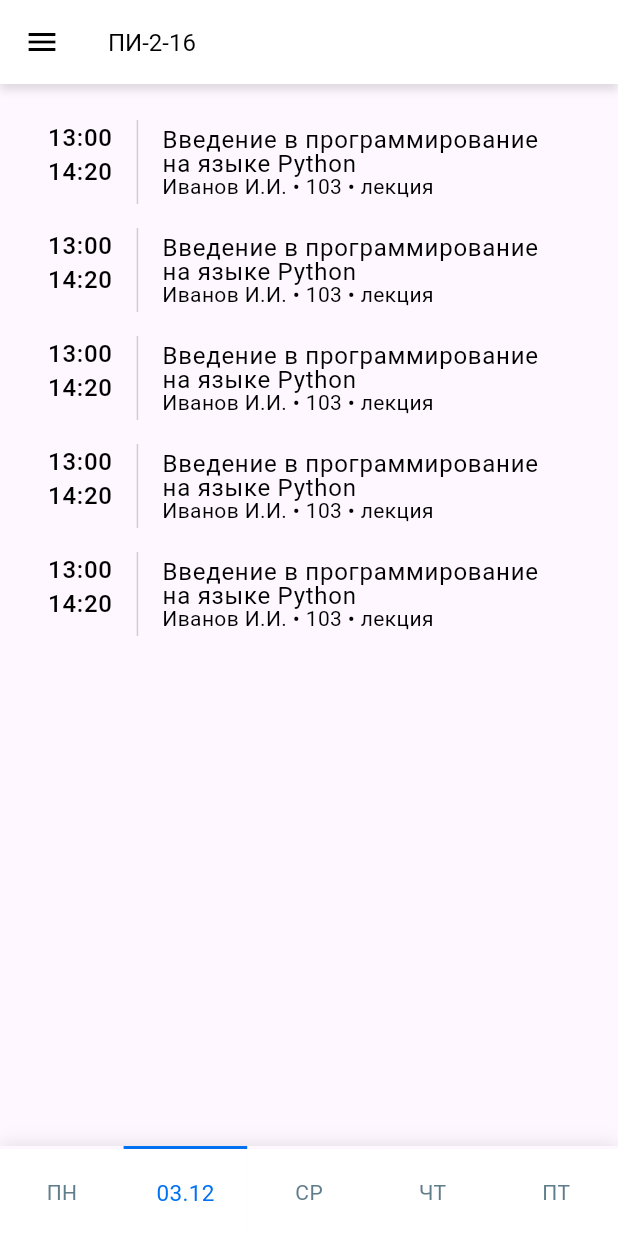
After one commit to Jarkynbekbat/tizme, a Flutter app: the HomePage screen opened directly, swiped to page 2, on a phone screen of 412 x 824 dp. The commit adds this screen. Run offline on Flutter 3.47's test engine with Material 2 defaults, Android fonts, the phone set to English and light mode, and no system bars; drawn by our look-alikes of titled_navigation_bar; our stand-ins replace calendar_view, cloud_firestore, firebase_core, firebase_crashlytics, firebase_messaging, flutter_bloc and 14 more; missing offline and left inert: easy_dialog, gradient_text; accounts and stored records are empty.

```diff
--- /dev/null
+++ b/lib/src/features/home/pages/home_page/elements/date_text.dart
@@ -0,0 +1,18 @@
+import 'package:flutter/material.dart';
+import 'package:studtime/src/shared/styles/app_colors.dart';
+
+class DateText extends StatelessWidget {
+  final int weekdayIndex;
+  const DateText(this.weekdayIndex, {super.key});
+
+  @override
+  Widget build(BuildContext context) {
+    return Text(
+      '03.12', // TODO: nur вынести правильную дату в таком формате, в зависимости от weekdayIndex
+      style: TextStyle(
+        fontSize: 15.0,
+        color: AppColors.primaryColor,
+      ),
+    );
+  }
+}
--- /dev/null
+++ b/lib/src/features/home/pages/home_page/elements/home_app_bar.dart
@@ -0,0 +1,35 @@
+import 'package:flutter/material.dart';
+
+class HomeAppBar extends StatelessWidget with PreferredSizeWidget {
+  const HomeAppBar({
+    super.key,
+  });
+
+  @override
+  Size get preferredSize => const Size.fromHeight(56.0);
+
+  @override
+  Widget build(BuildContext context) {
+    return Container(
+      decoration: BoxDecoration(
+        color: Theme.of(context).primaryColor,
+        boxShadow: [
+          BoxShadow(
+            color: Colors.black.withOpacity(0.12),
+            spreadRadius: 0,
+            blurRadius: 4,
+            offset: const Offset(0, 4),
+          ),
+        ],
+      ),
+      child: AppBar(
+        title: const Text(
+          'ПИ-2-16',
+          style: TextStyle(
+            fontSize: 16.0,
+          ),
+        ),
+      ),
+    );
+  }
+}
--- /dev/null
+++ b/lib/src/features/home/pages/home_page/elements/schedule_list_tile.dart
@@ -0,0 +1,48 @@
+import 'package:flutter/material.dart';
+import 'package:studtime/src/shared/data/models/timetable/timetable.dart';
+
+class ScheduleListTile extends StatelessWidget {
+  final ScheduleItem scheduleItem;
+
+  const ScheduleListTile({
+    super.key,
+    required this.scheduleItem,
+  });
+
+  @override
+  Widget build(BuildContext context) {
+    return ListTile(
+      leading: Container(
+        height: double.infinity,
+        padding: const EdgeInsets.only(right: 16.0),
+        decoration: BoxDecoration(
+          border: Border(
+            right: BorderSide(
+              color: Theme.of(context).dividerColor.withOpacity(0.33),
+              width: 1.0,
+            ),
+          ),
+        ),
+        child: Text(
+          '${scheduleItem.timeFrom}\n${scheduleItem.timeTo}',
+          textAlign: TextAlign.center,
+          style: const TextStyle(
+            fontSize: 16.0,
+          ),
+        ),
+      ),
+      title: Text(
+        scheduleItem.subject,
+        style: const TextStyle(
+          height: 1.0,
+        ),
+      ),
+      subtitle: Text(
+        "${scheduleItem.teacher} • ${scheduleItem.classroom} • ${scheduleItem.lessonType}",
+        style: const TextStyle(
+          height: 1.0,
+        ),
+      ),
+    );
+  }
+}
--- /dev/null
+++ b/lib/src/features/home/pages/home_page/elements/timetable_list.dart
@@ -0,0 +1,19 @@
+import 'package:flutter/material.dart';
+import 'package:studtime/src/features/home/pages/home_page/elements/schedule_list_tile.dart';
+import 'package:studtime/src/shared/data/models/timetable/timetable.dart';
+
+class TimetableList extends StatelessWidget {
+  final int weekdayIndex;
+  const TimetableList({super.key, required this.weekdayIndex});
+
+  @override
+  Widget build(BuildContext context) {
+    return ListView.builder(
+      itemCount: 5,
+      padding: const EdgeInsets.all(16.0),
+      itemBuilder: (context, index) => ScheduleListTile(
+        scheduleItem: ScheduleItem.mock(),
+      ),
+    );
+  }
+}
--- a/lib/src/features/home/pages/home_page/home_page.dart
+++ b/lib/src/features/home/pages/home_page/home_page.dart
@@ -1,92 +1,106 @@
+import 'package:calendar_view/calendar_view.dart';
 import 'package:flutter/material.dart';
-import 'package:flutter_bloc/flutter_bloc.dart';
-import 'package:studtime/src/features/auth/blocs/auth_cubit/auth_cubit.dart';
-import 'package:studtime/src/features/home/blocs/timetable_cubit/timetable_cubit.dart';
-import 'package:studtime/src/shared/extensions/on_doc_ref.dart';
+import 'package:flutter_hooks/flutter_hooks.dart';
+import 'package:studtime/src/features/home/pages/home_page/elements/date_text.dart';
+import 'package:studtime/src/features/home/pages/home_page/elements/home_app_bar.dart';
+import 'package:studtime/src/features/home/pages/home_page/elements/home_drawer.dart';
+import 'package:studtime/src/features/home/pages/home_page/elements/timetable_list.dart';
+import 'package:studtime/src/shared/styles/app_colors.dart';
+import 'package:titled_navigation_bar/titled_navigation_bar.dart';
 
-class HomePage extends StatelessWidget {
+class HomePage extends HookWidget {
   const HomePage({Key? key}) : super(key: key);
   @override
   Widget build(BuildContext context) {
+    final pageController = useMemoized(() => PageController(initialPage: 0));
+    final navigationIndex = useState(pageController.initialPage);
+
+    final now = DateTime.now();
+
     return Scaffold(
-      body: Center(
-        child: Column(
-          mainAxisSize: MainAxisSize.min,
+      appBar: const HomeAppBar(),
+      drawer: const HomeDrawer(),
+      body: PageView(
+        controller: pageController,
+        onPageChanged: (index) {
+          navigationIndex.value = index;
+        },
         children: [
-            BlocBuilder<AuthCubit, AuthState>(
-              builder: (context, state) {
-                return state.map(
-                  loggedOut: (_) => const Text('LoggedOut'),
-                  initialization: (_) => const Text('Initialization'),
-                  loading: (_) => const CircularProgressIndicator(),
-                  loggedIn: (state) => Text('userId:  ${state.student.id}'),
-                  error: (_) => const Text('Error'),
-                );
+          DayView(
+            controller: EventController<String>()
+              ..addAll([
+                CalendarEventData(
+                  date: DateTime.now(),
+                  event: "Введение в программирование",
+                  title: "Project meeting",
+                  description: "Today is project meeting.",
+                  startTime: DateTime(now.year, now.month, now.day, 13, 00),
+                  endTime: DateTime(now.year, now.month, now.day, 14, 20),
+                ),
+              ]),
+            dayTitleBuilder: (date) {
+              return Container();
             },
+            eventTileBuilder: (date, events, boundry, start, end) {
+              return Container(
+                decoration: BoxDecoration(
+                  color: Colors.blue,
+                  borderRadius: BorderRadius.circular(5),
                 ),
-          ],
-        ),
-      ),
-      floatingActionButton: FloatingActionButton.small(
-        onPressed: () => context.read<AuthCubit>().logout(),
-        child: const Icon(Icons.logout),
-      ),
-    );
-
-    return DefaultTabController(
-      length: 5,
-      initialIndex: (DateTime.now().weekday - 1).clamp(0, 5),
-      child: Scaffold(
-        appBar: AppBar(
-          title: const Text('HomePage'),
-        ),
-        body: TabBarView(
-          children: [
-            BlocBuilder<TimetableCubit, TimetableState>(
-              builder: (context, state) {
-                return state.map(
-                  loading: (_) => const Center(
-                    child: CircularProgressIndicator(),
-                  ),
-                  loaded: (state) => ListView.builder(
-                    itemCount: state.items.length,
-                    itemBuilder: (context, index) {
-                      final lesson = state.items[index];
-                      return ListTile(
-                        title: Text(lesson.id),
-                        subtitle: lesson.timeRef
-                            .getStreamBuilder<Map<String, dynamic>>(
-                          mapper: (doc) => doc.data() as Map<String, dynamic>,
-                          builder: (context, data) => Text(
-                            '${data['from']} - ${data['to']}',
-                          ),
+                child: Text(
+                  events.first.event.toString(),
+                  style: const TextStyle(color: Colors.white),
                 ),
               );
             },
+            fullDayEventBuilder: (events, date) {
+              return Container();
+            },
+            showVerticalLine: true,
+            showLiveTimeLineInAllDays: true,
+            minDay: DateTime(1990),
+            maxDay: DateTime(2050),
+            initialDay: DateTime.now(),
+            heightPerMinute: 1,
+            eventArranger: const SideEventArranger(),
           ),
-                  error: (_) => const Center(child: Text('Error')),
-                );
-              },
-            ),
-            const Center(child: Text('ВТ')),
-            const Center(child: Text('СР')),
-            const Center(child: Text('ЧТ')),
-            const Center(child: Text('ПТ')),
+          const TimetableList(weekdayIndex: 1),
+          const TimetableList(weekdayIndex: 2),
+          const TimetableList(weekdayIndex: 3),
+          const TimetableList(weekdayIndex: 4),
         ],
       ),
-        floatingActionButton: FloatingActionButton.small(
-          onPressed: () => context.read<AuthCubit>().logout(),
-          child: const Icon(Icons.logout),
+      bottomNavigationBar: TitledBottomNavigationBar(
+        height: 60,
+        indicatorHeight: 2.0,
+        onTap: pageController.jumpToPage,
+        reverse: false,
+        curve: Curves.fastOutSlowIn,
+        currentIndex: navigationIndex.value,
+        items: [
+          TitledNavigationBarItem(
+            title: const Text('ПН'),
+            icon: const DateText(0),
           ),
-        bottomNavigationBar: const TabBar(
-          tabs: [
-            Tab(text: 'ПН'),
-            Tab(text: 'ВТ'),
-            Tab(text: 'СР'),
-            Tab(text: 'ЧТ'),
-            Tab(text: 'ПТ'),
+          TitledNavigationBarItem(
+            title: const Text('ВТ'),
+            icon: const DateText(1),
+          ),
+          TitledNavigationBarItem(
+            title: const Text('СР'),
+            icon: const DateText(2),
+          ),
+          TitledNavigationBarItem(
+            title: const Text('ЧТ'),
+            icon: const DateText(3),
+          ),
+          TitledNavigationBarItem(
+            title: const Text('ПТ'),
+            icon: const DateText(4),
+          ),
         ],
-        ),
+        activeColor: AppColors.primaryColor,
+        inactiveColor: Colors.blueGrey,
       ),
     );
   }
--- a/lib/src/shared/data/models/timetable/timetable.dart
+++ b/lib/src/shared/data/models/timetable/timetable.dart
@@ -41,3 +41,47 @@ class Timetable {
     );
   }
 }
+
+class ScheduleItem {
+  final String id;
+  final String classroom;
+  final String day;
+  final String group;
+  final String lessonType;
+  final String semester;
+  final String subject;
+  final String teacher;
+  final String timeFrom;
+  final String timeTo;
+  final String week;
+
+  const ScheduleItem({
+    required this.id,
+    required this.classroom,
+    required this.day,
+    required this.group,
+    required this.lessonType,
+    required this.semester,
+    required this.subject,
+    required this.teacher,
+    required this.timeFrom,
+    required this.timeTo,
+    required this.week,
+  });
+
+  factory ScheduleItem.mock() {
+    return const ScheduleItem(
+      id: '1',
+      classroom: '103',
+      day: '1',
+      group: 'пи-19-1',
+      lessonType: 'лекция',
+      semester: '1',
+      subject: 'Введение в программирование на языке Python',
+      teacher: 'Иванов И.И.',
+      timeFrom: '13:00',
+      timeTo: '14:20',
+      week: '1',
+    );
+  }
+}
--- a/pubspec.yaml
+++ b/pubspec.yaml
@@ -24,6 +24,10 @@ dependencies:
   introduction_screen: ^3.1.4
   flutter_svg: ^1.1.6
   flutter_easyloading: ^3.0.5
+  flutter_date_picker_timeline: ^0.3.3
+  titled_navigation_bar: ^5.0.0-nullsafety.0
+  calendar_view: ^1.0.2
+  mask_text_input_formatter: ^2.4.0
 
 dev_dependencies:
   flutter_test:
```
Also changed, not shown: lib/src/features/auth/pages/auth_page/auth_page.dart (+22 -11 lines), lib/src/features/home/pages/home_page/elements/home_drawer.dart (added, +12 -0 lines), pubspec.lock. Lines whose indentation alone changed are shown as unchanged.
